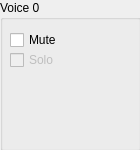
Old version of the form VoiceViewer.ui in the repository yupferris/snes-apu-dbg.
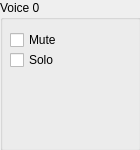
New version of the form.

The edit to the form file:
```diff
--- a/VoiceViewer.ui
+++ b/VoiceViewer.ui
@@ -50,7 +50,7 @@
    </widget>
    <widget class="QCheckBox" name="solo">
     <property name="enabled">
-     <bool>false</bool>
+     <bool>true</bool>
     </property>
     <property name="geometry">
      <rect>
```
Left out of the diff: 2 changed lines with no effect on the pictures.
